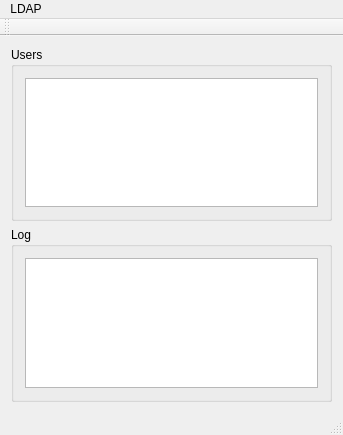
First picture: the form in ADService/mainwindow.ui, repository loppe14/ADService, before the edit.
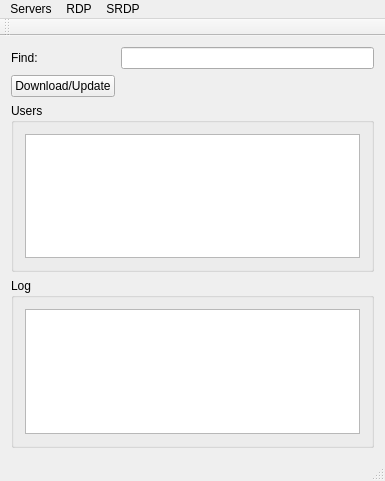
Second picture: the form after the edit.

```diff
--- a/ADService/mainwindow.ui
+++ b/ADService/mainwindow.ui
@@ -6,8 +6,8 @@
    <rect>
     <x>0</x>
     <y>0</y>
-    <width>343</width>
-    <height>435</height>
+    <width>385</width>
+    <height>481</height>
    </rect>
   </property>
   <property name="windowTitle">
@@ -15,14 +15,36 @@
   </property>
   <widget class="QWidget" name="centralWidget">
    <layout class="QGridLayout" name="gridLayout">
-    <item row="1" column="0">
+    <item row="0" column="0">
+     <widget class="QLabel" name="label">
+      <property name="text">
+       <string>Find:</string>
+      </property>
+     </widget>
+    </item>
+    <item row="0" column="1">
+     <widget class="QLineEdit" name="lineEdit"/>
+    </item>
+    <item row="3" column="0" colspan="2">
+     <widget class="QGroupBox" name="groupBox">
+      <property name="title">
+       <string>Users</string>
+      </property>
+      <layout class="QGridLayout" name="gridLayout_3">
+       <item row="0" column="0">
+        <widget class="QTreeView" name="UsersTree"/>
+       </item>
+      </layout>
+     </widget>
+    </item>
+    <item row="4" column="0" colspan="2">
      <widget class="QGroupBox" name="logBox">
       <property name="title">
        <string>Log</string>
       </property>
       <layout class="QGridLayout" name="gridLayout_2">
-       <item row="0" column="0">
-        <widget class="QPlainTextEdit" name="logText">
+       <item row="1" column="0">
+        <widget class="QPlainTextEdit" name="logSection">
          <property name="readOnly">
           <bool>true</bool>
          </property>
@@ -31,16 +53,26 @@
       </layout>
      </widget>
     </item>
-    <item row="0" column="0">
-     <widget class="QGroupBox" name="groupBox">
-      <property name="title">
-       <string>Users</string>
+    <item row="2" column="0">
+     <widget class="QPushButton" name="loadPbt">
+      <property name="enabled">
+       <bool>true</bool>
       </property>
-      <layout class="QGridLayout" name="gridLayout_3">
-       <item row="0" column="0">
-        <widget class="QListWidget" name="listWidget"/>
-       </item>
-      </layout>
+      <property name="sizePolicy">
+       <sizepolicy hsizetype="Minimum" vsizetype="Minimum">
+        <horstretch>0</horstretch>
+        <verstretch>0</verstretch>
+       </sizepolicy>
+      </property>
+      <property name="text">
+       <string>Download/Update</string>
+      </property>
+      <property name="default">
+       <bool>false</bool>
+      </property>
+      <property name="flat">
+       <bool>false</bool>
+      </property>
      </widget>
     </item>
    </layout>
@@ -50,19 +82,39 @@
     <rect>
      <x>0</x>
      <y>0</y>
-     <width>343</width>
+     <width>385</width>
      <height>22</height>
     </rect>
    </property>
    <widget class="QMenu" name="menuSetup_Ldap">
     <property name="title">
-     <string>LDAP</string>
+     <string>Servers</string>
     </property>
-    <addaction name="actionBind"/>
-    <addaction name="actionConnect"/>
-    <addaction name="actionUnbind"/>
+    <widget class="QMenu" name="menuLdap">
+     <property name="title">
+      <string>LDAP</string>
+     </property>
+     <addaction name="actionLdapConnect"/>
+    </widget>
+    <addaction name="menuLdap"/>
+    <addaction name="actionWTS"/>
+    <addaction name="separator"/>
+    <addaction name="actionUserInput"/>
+    <addaction name="actionCurrentServer"/>
+   </widget>
+   <widget class="QMenu" name="menuRDp">
+    <property name="title">
+     <string>RDP</string>
+    </property>
+   </widget>
+   <widget class="QMenu" name="menuSRDp">
+    <property name="title">
+     <string>SRDP</string>
+    </property>
    </widget>
    <addaction name="menuSetup_Ldap"/>
+   <addaction name="menuRDp"/>
+   <addaction name="menuSRDp"/>
   </widget>
   <widget class="QToolBar" name="mainToolBar">
    <attribute name="toolBarArea">
```
Left out of the diff: 17 changed lines with no effect on the pictures.
